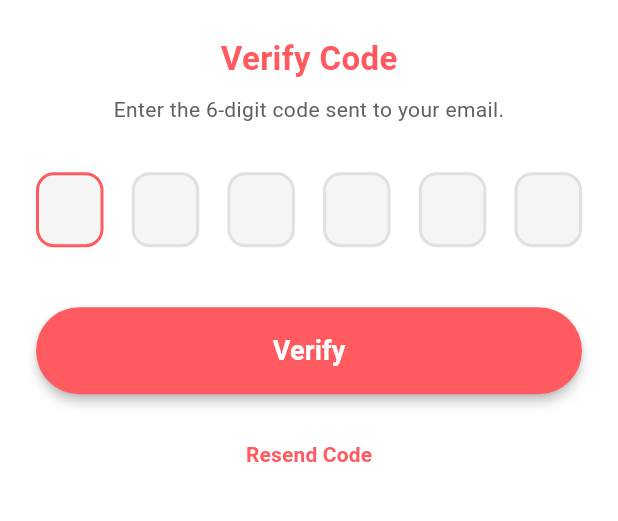
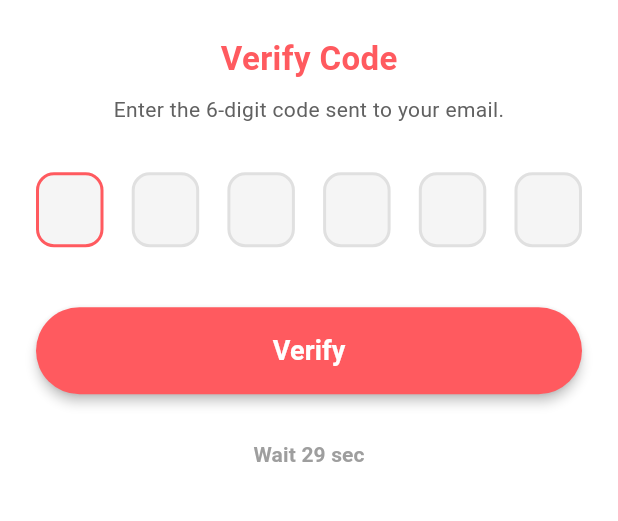
Before and after one commit to Axfal/food_panda_app, a Flutter app: the VerifyOtpScreen screen opened by its route, after a tap on "Resend Code", on a phone screen of 412 x 824 dp, the part 496-1017 px from its top. Run offline on Flutter 3.47's test engine with Material 3 defaults, Android fonts, the light colour scheme and no system bars; drawn by our look-alikes of pin_code_fields; our stand-ins replace animate_do, another_flushbar, bloc, cached_network_image, equatable, flutter_bloc and 10 more; missing offline and left inert: google_maps_flutter_android, google_maps_flutter_platform_interface; accounts and stored records are empty; network calls fail.

Commit message:
verify api integrated and session handling remaining

```diff
--- a/lib/bloc/auth/forgot_password/forgot_password_bloc.dart
+++ b/lib/bloc/auth/forgot_password/forgot_password_bloc.dart
@@ -35,19 +35,22 @@ class ForgotPasswordBloc
     dynamic response = await authApiRepository.sigInOTP(data);
 
     if (response != null) {
-      if (response['success'] != null && response['success'] == "OTP sent to email") {
-        print("okkkkkaksdkasd");
+      if (response['success'] != null &&
+          response['success'] == "OTP sent to email") {
         emit(
           state.copyWith(
             signinOtp: ApiResponse.completed(response['success'].toString()),
           ),
         );
       } else {
-        final errorMessage = response['error']?.toString() ?? 'Unknown error occurred';
+        final errorMessage =
+            response['error']?.toString() ?? 'Unknown error occurred';
         emit(state.copyWith(signinOtp: ApiResponse.error(errorMessage)));
       }
     } else {
-      emit(state.copyWith(signinOtp: ApiResponse.error("No response from server")));
+      emit(
+        state.copyWith(signinOtp: ApiResponse.error("No response from server")),
+      );
     }
   }
 
--- a/lib/pages/auth/forgot_password/forget_password_export.dart
+++ b/lib/pages/auth/forgot_password/forget_password_export.dart
@@ -12,4 +12,5 @@ export 'package:excellent_trade_app/dependency_injection/locator.dart';
 export 'package:excellent_trade_app/config/routes/routes_name.dart';
 export 'package:excellent_trade_app/data/response/status.dart';
 export 'package:excellent_trade_app/utils/extensions/flush_bar_extension.dart';
+export 'package:excellent_trade_app/config/components/custom_pin_code_field.dart';
 export 'package:excellent_trade_app/bloc/auth/forgot_password/forgot_password_bloc.dart';
--- a/lib/pages/auth/forgot_password/verify_otp/verify_otp_export.dart
+++ b/lib/pages/auth/forgot_password/verify_otp/verify_otp_export.dart
@@ -4,3 +4,4 @@ export 'package:excellent_trade_app/config/components/round_button_widget.dart';
 export 'package:excellent_trade_app/pages/auth/forgot_password/verify_otp/widget/pin_code_input.dart';
 export 'package:excellent_trade_app/pages/auth/forgot_password/verify_otp/widget/verify_button.dart';
 export 'package:excellent_trade_app/Utils/constants/app_colors.dart';
+import 'package:excellent_trade_app/bloc/auth/forgot_password/forgot_password_bloc.dart';
--- a/lib/pages/auth/forgot_password/verify_otp/verify_otp_screen.dart
+++ b/lib/pages/auth/forgot_password/verify_otp/verify_otp_screen.dart
@@ -1,4 +1,9 @@
+import 'package:excellent_trade_app/bloc/auth/forgot_password/forgot_password_bloc.dart';
+import 'package:excellent_trade_app/dependency_injection/locator.dart';
 import 'package:excellent_trade_app/pages/auth/forgot_password/verify_otp/verify_otp_export.dart';
+import 'package:excellent_trade_app/pages/auth/forgot_password/verify_otp/widget/resend_code_button.dart';
+
+import '../forget_password_export.dart';
 
 class VerifyOtpScreen extends StatefulWidget {
   const VerifyOtpScreen({super.key});
@@ -8,13 +13,23 @@ class VerifyOtpScreen extends StatefulWidget {
 }
 
 class _VerifyOtpScreenState extends State<VerifyOtpScreen> {
+  late ForgotPasswordBloc _forgotPasswordBloc;
   final GlobalKey<FormState> _formKey = GlobalKey<FormState>();
+
+  @override
+  void initState() {
+    // TODO: implement initState
+    super.initState();
+    _forgotPasswordBloc = ForgotPasswordBloc(authApiRepository: getIt());
+  }
 
   @override
   Widget build(BuildContext context) {
     return Scaffold(
       backgroundColor: AppColors.white,
       body: SafeArea(
+        child: BlocProvider(
+          create: (context) => _forgotPasswordBloc,
           child: GestureDetector(
             onTap: () => FocusScope.of(context).unfocus(),
             child: Center(
@@ -58,26 +73,15 @@ class _VerifyOtpScreenState extends State<VerifyOtpScreen> {
 
                       const SizedBox(height: 32),
 
-                    const PinCodeInput(), // ✅ Reusable OTP Input
+                      const PinCodeInput(),
 
                       const SizedBox(height: 24),
 
-                    VerifyButton(formKey: _formKey), // ✅ Custom Verify Button
+                      VerifyButton(formKey: _formKey),
 
                       const SizedBox(height: 16),
 
-                    TextButton(
-                      onPressed: () {
-                        // TODO: Resend code logic
-                      },
-                      child: Text(
-                        "Resend Code",
-                        style: TextStyle(
-                          color: AppColors.primary,
-                          fontWeight: FontWeight.w600,
-                        ),
-                      ),
-                    ),
+                      ResendCodeButton(),
 
                       const SizedBox(height: 16),
                     ],
@@ -87,6 +91,7 @@ class _VerifyOtpScreenState extends State<VerifyOtpScreen> {
             ),
           ),
         ),
+      ),
     );
   }
 }
--- a/lib/pages/auth/forgot_password/verify_otp/widget/pin_code_input.dart
+++ b/lib/pages/auth/forgot_password/verify_otp/widget/pin_code_input.dart
@@ -1,4 +1,4 @@
-import 'package:excellent_trade_app/pages/auth/forgot_password/verify_otp/verify_otp_export.dart';
+import '../../forget_password_export.dart';
 
 class PinCodeInput extends StatefulWidget {
   const PinCodeInput({super.key});
@@ -9,8 +9,28 @@ class PinCodeInput extends StatefulWidget {
 
 class _PinCodeInputState extends State<PinCodeInput> {
   final pinCodeController = TextEditingController();
+
+  @override
+  void dispose() {
+    pinCodeController.dispose();
+    super.dispose();
+  }
+
   @override
   Widget build(BuildContext context) {
-    return CustomPinCodeField(controller: pinCodeController, length: 6);
+    return BlocBuilder<ForgotPasswordBloc, ForgotPasswordState>(
+      buildWhen: (previous, current) => previous.pinCode != current.pinCode,
+      builder: (context, state) {
+        return CustomPinCodeField(
+          controller: pinCodeController,
+          length: 6,
+          onChanged: (value) {
+            context.read<ForgotPasswordBloc>().add(
+              PinCodeChange(pinCode: value),
+            );
+          },
+        );
+      },
+    );
   }
 }
--- /dev/null
+++ b/lib/pages/auth/forgot_password/verify_otp/widget/resend_code_button.dart
@@ -0,0 +1,64 @@
+import 'dart:async';
+
+import '../../forget_password_export.dart';
+
+class ResendCodeButton extends StatefulWidget {
+  const ResendCodeButton({super.key});
+
+  @override
+  State<ResendCodeButton> createState() => _ResendCodeButtonState();
+}
+
+class _ResendCodeButtonState extends State<ResendCodeButton> {
+  bool isCooldown = false;
+  int cooldownSeconds = 30;
+  Timer? _timer;
+
+  void _startCooldown() {
+    setState(() {
+      isCooldown = true;
+      cooldownSeconds = 30;
+    });
+
+    _timer?.cancel();
+    _timer = Timer.periodic(const Duration(seconds: 1), (timer) {
+      if (cooldownSeconds > 1) {
+        setState(() => cooldownSeconds--);
+      } else {
+        timer.cancel();
+        setState(() => isCooldown = false);
+      }
+    });
+  }
+
+  void _resendCode(BuildContext context) {
+    context.read<ForgotPasswordBloc>().add(SigninOtp());
+    _startCooldown();
+  }
+
+  @override
+  void dispose() {
+    _timer?.cancel();
+    super.dispose();
+  }
+
+  @override
+  Widget build(BuildContext context) {
+    return BlocBuilder<ForgotPasswordBloc, ForgotPasswordState>(
+      builder: (context, state) {
+        return TextButton(
+          onPressed: isCooldown ? null : () => _resendCode(context),
+          child: Text(
+            isCooldown
+                ? "Wait $cooldownSeconds sec"
+                : "Resend Code",
+            style: TextStyle(
+              color: isCooldown ? Colors.grey : AppColors.primary,
+              fontWeight: FontWeight.w600,
+            ),
+          ),
+        );
+      },
+    );
+  }
+}
--- a/lib/pages/auth/forgot_password/verify_otp/widget/verify_button.dart
+++ b/lib/pages/auth/forgot_password/verify_otp/widget/verify_button.dart
@@ -1,15 +1,22 @@
-import 'package:excellent_trade_app/pages/auth/forgot_password/verify_otp/verify_otp_export.dart';
+import '../../forget_password_export.dart';
 
 class VerifyButton extends StatelessWidget {
   final GlobalKey<FormState> formKey;
+
   const VerifyButton({super.key, required this.formKey});
 
   @override
   Widget build(BuildContext context) {
-    return RoundButton(
-      title: "Verify",
-      onPress: () {
-        if (formKey.currentState!.validate()) {}
+    return BlocBuilder<ForgotPasswordBloc, ForgotPasswordState>(
+      builder: (context, state) {
+        return RoundButton(
+          title: "Verify",
+          onPress: () {
+            if (formKey.currentState!.validate()) {
+              context.read<ForgotPasswordBloc>().add(VerifyOtp());
+            }
+          },
+        );
       },
     );
   }
```
Lines whose indentation alone changed are shown as unchanged.
